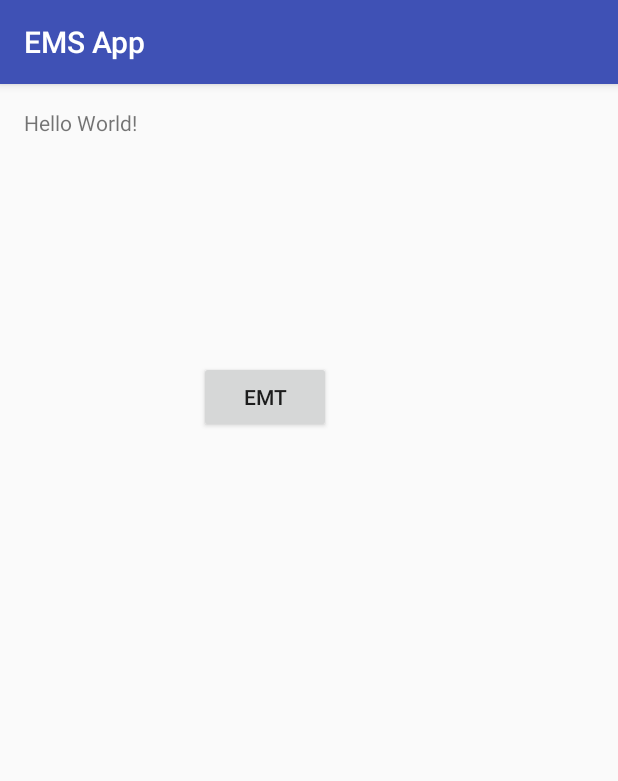
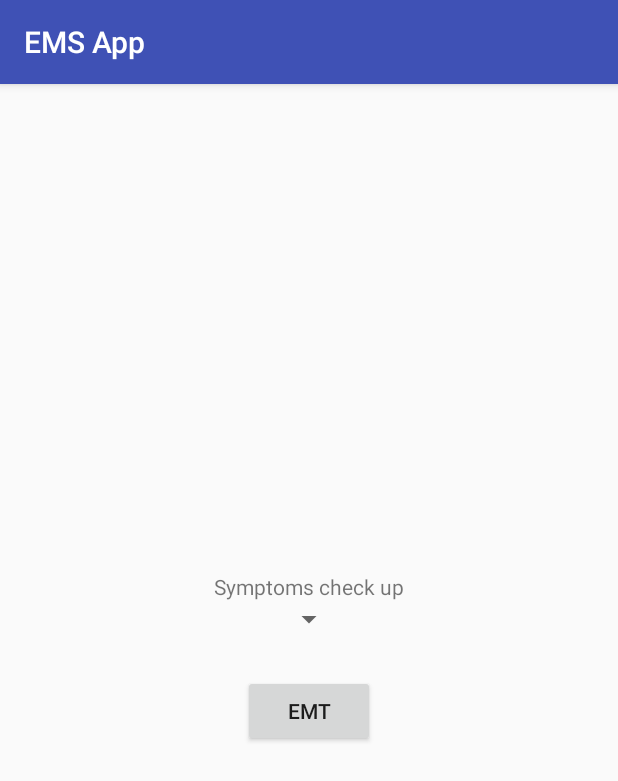
Before and after one commit to reymbarcelo/ems_project, an Android app: the screen it shows after launch (MainActivity), on a phone screen of 412 x 824 dp. Shown: the top 781 px of the screen. Run offline under Robolectric (Android 15) with nearby library versions, the phone set to English and light mode, and no system bars.

Commit message:
Merge branch 'master' into han-branch
# Conflicts:
#	app/src/main/res/layout/activity_main.xml

```diff
--- a/app/src/main/AndroidManifest.xml
+++ b/app/src/main/AndroidManifest.xml
@@ -15,6 +15,7 @@
                 <category android:name="android.intent.category.LAUNCHER" />
             </intent-filter>
         </activity>
+        <activity android:name=".SolutionActivity"></activity>
     </application>
 
 </manifest>
--- a/app/src/main/res/layout/activity_main.xml
+++ b/app/src/main/res/layout/activity_main.xml
@@ -1,10 +1,12 @@
 <?xml version="1.0" encoding="utf-8"?>
-<RelativeLayout xmlns:android="http://schemas.android.com/apk/res/android"
+<LinearLayout xmlns:android="http://schemas.android.com/apk/res/android"
     xmlns:tools="http://schemas.android.com/tools"
     android:id="@+id/activity_main"
+    android:orientation="vertical"
     android:layout_width="match_parent"
     android:layout_height="match_parent"
     android:paddingBottom="@dimen/activity_vertical_margin"
+    android:gravity="center"
     android:paddingLeft="@dimen/activity_horizontal_margin"
     android:paddingRight="@dimen/activity_horizontal_margin"
     android:paddingTop="@dimen/activity_vertical_margin"
@@ -13,12 +15,18 @@
     <TextView
         android:layout_width="wrap_content"
         android:layout_height="wrap_content"
-        android:text="Hello World!"
+        android:layout_gravity="center"
+        android:text="Symptoms check up"
         android:layout_alignParentTop="true"
         android:layout_alignParentLeft="true"
         android:layout_alignParentStart="true"
         android:id="@+id/textView" />
 
+    <Spinner
+        android:id="@+id/symptomList"
+        android:layout_width="wrap_content"
+        android:layout_gravity="center"
+        android:layout_height="wrap_content"></Spinner>
     <Button
         android:text="EMT"
         android:layout_width="wrap_content"
@@ -27,7 +35,5 @@
         android:layout_below="@+id/textView"
         android:layout_toRightOf="@+id/textView"
         android:layout_toEndOf="@+id/textView"
-        android:layout_marginLeft="41dp"
-        android:layout_marginStart="41dp"
-        android:layout_marginTop="149dp" />
-</RelativeLayout>
+        android:layout_marginTop="25dp" />
+</LinearLayout>
```
Also changed, not shown: app/src/main/java/com/example/rey/emsapp/SolutionActivity.java (added, +13 -0 lines), app/src/main/res/layout/activity_solution.xml (added, +13 -0 lines).
